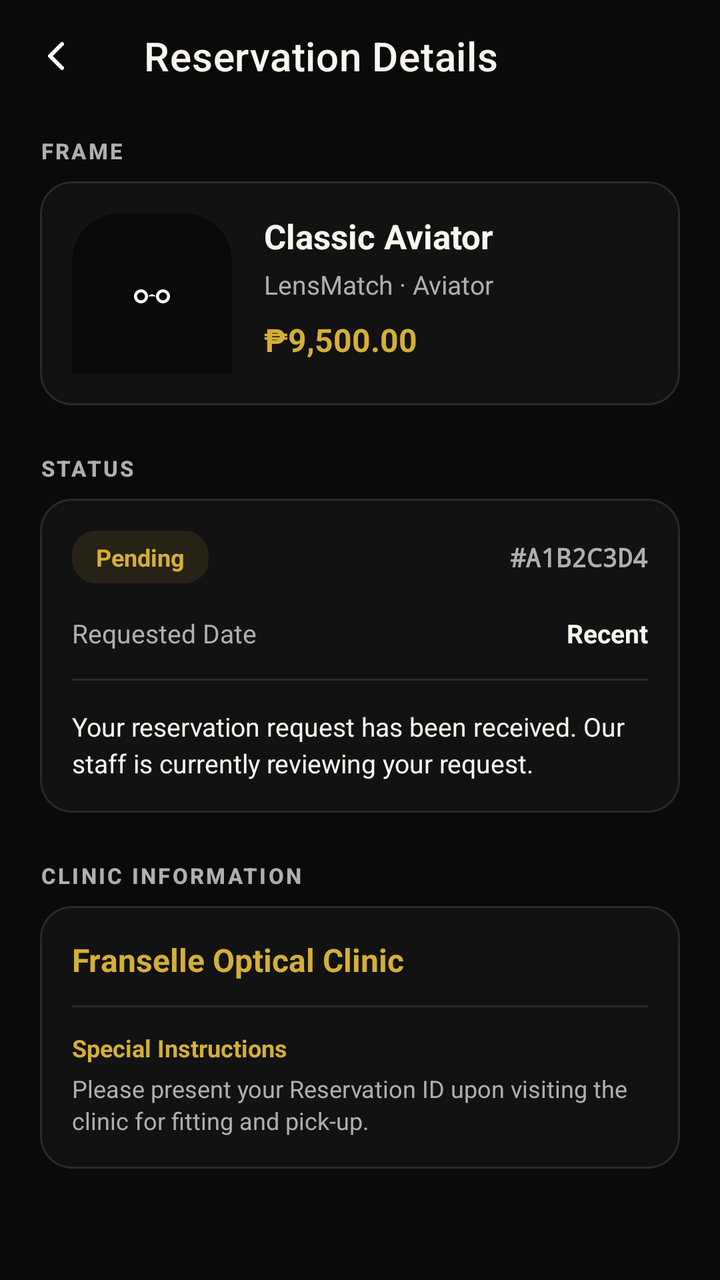
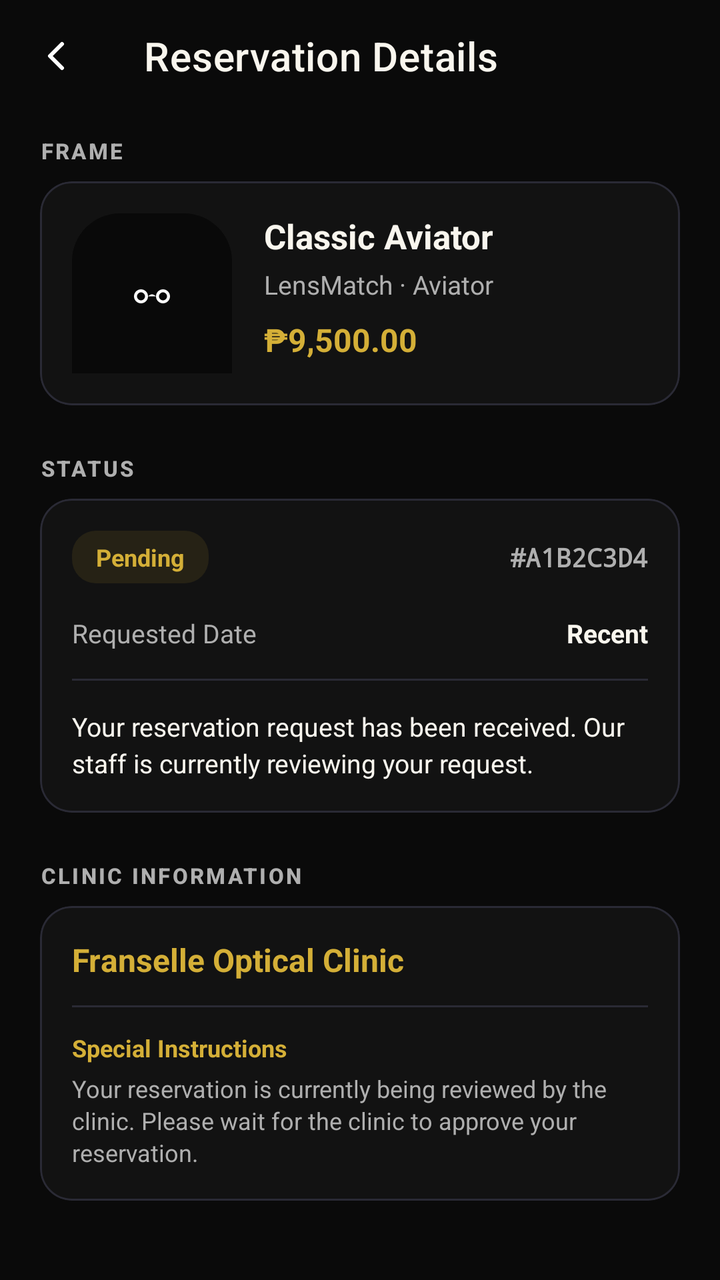

The first picture is an Android layout as it rendered before a commit; the second is the same layout after the commit. The layout source and the unified diff follow.
<!-- AndroidManifest.xml: application theme Theme.LensMatch -->
<!-- res/layout/activity_reservation_detail.xml -->
<?xml version="1.0" encoding="utf-8"?>
<LinearLayout xmlns:android="http://schemas.android.com/apk/res/android"
    xmlns:app="http://schemas.android.com/apk/res-auto"
    android:id="@+id/reservation_detail_root"
    android:layout_width="match_parent"
    android:layout_height="match_parent"
    android:background="@color/bgPrimary"
    android:orientation="vertical">

    
    <com.google.android.material.appbar.MaterialToolbar
        android:id="@+id/toolbar_reservation_detail"
        android:layout_width="match_parent"
        android:layout_height="?attr/actionBarSize"
        android:background="@color/bgPrimary"
        app:navigationIcon="@drawable/ic_chevron_left"
        app:navigationIconTint="@color/white"
        app:title="Reservation Details"
        app:titleTextColor="@color/textPrimary" />

    <ScrollView
        android:layout_width="match_parent"
        android:layout_height="match_parent"
        android:fillViewport="true"
        android:scrollbars="none">

        <LinearLayout
            android:layout_width="match_parent"
            android:layout_height="wrap_content"
            android:orientation="vertical"
            android:paddingHorizontal="20dp"
            android:paddingTop="12dp"
            android:paddingBottom="40dp">

            
            <TextView
                android:layout_width="wrap_content"
                android:layout_height="wrap_content"
                android:layout_marginBottom="8dp"
                android:text="FRAME"
                android:textColor="@color/textSecondary"
                android:textSize="11sp"
                android:textStyle="bold"
                android:letterSpacing="0.10"
                android:fontFamily="sans-serif-medium" />

            <com.google.android.material.card.MaterialCardView
                android:layout_width="match_parent"
                android:layout_height="wrap_content"
                app:cardBackgroundColor="#121212"
                app:cardCornerRadius="16dp"
                app:strokeColor="@color/borderCard"
                app:strokeWidth="1dp"
                app:cardElevation="0dp">

                <LinearLayout
                    android:layout_width="match_parent"
                    android:layout_height="wrap_content"
                    android:orientation="horizontal"
                    android:padding="16dp">

                    <ImageView
                        android:id="@+id/iv_detail_frame_image"
                        android:layout_width="80dp"
                        android:layout_height="80dp"
                        android:layout_gravity="center_vertical"
                        android:background="@drawable/bg_ar_bottom_panel"
                        android:contentDescription="Frame Image"
                        android:padding="6dp"
                        android:scaleType="centerInside"
                        android:src="@drawable/ic_eyeglasses" />

                    <LinearLayout
                        android:layout_width="0dp"
                        android:layout_height="wrap_content"
                        android:layout_marginStart="16dp"
                        android:layout_weight="1"
                        android:orientation="vertical">

                        <TextView
                            android:id="@+id/tv_detail_frame_name"
                            android:layout_width="wrap_content"
                            android:layout_height="wrap_content"
                            android:text="Classic Aviator"
                            android:textColor="@color/textPrimary"
                            android:textSize="17sp"
                            android:textStyle="bold" />

                        <TextView
                            android:id="@+id/tv_detail_brand_style"
                            android:layout_width="wrap_content"
                            android:layout_height="wrap_content"
                            android:layout_marginTop="4dp"
                            android:text="LensMatch · Aviator"
                            android:textColor="@color/textSecondary"
                            android:textSize="13sp" />

                        <TextView
                            android:id="@+id/tv_detail_price"
                            android:layout_width="wrap_content"
                            android:layout_height="wrap_content"
                            android:layout_marginTop="8dp"
                            android:text="₱9,500.00"
                            android:textColor="@color/accentGold"
                            android:textSize="16sp"
                            android:textStyle="bold" />
                    </LinearLayout>
                </LinearLayout>
            </com.google.android.material.card.MaterialCardView>

            
            <TextView
                android:layout_width="wrap_content"
                android:layout_height="wrap_content"
                android:layout_marginTop="24dp"
                android:layout_marginBottom="8dp"
                android:text="STATUS"
                android:textColor="@color/textSecondary"
                android:textSize="11sp"
                android:textStyle="bold"
                android:letterSpacing="0.10"
                android:fontFamily="sans-serif-medium" />

            <com.google.android.material.card.MaterialCardView
                android:layout_width="match_parent"
                android:layout_height="wrap_content"
                app:cardBackgroundColor="#121212"
                app:cardCornerRadius="16dp"
                app:strokeColor="@color/borderCard"
                app:strokeWidth="1dp"
                app:cardElevation="0dp">

                <LinearLayout
                    android:layout_width="match_parent"
                    android:layout_height="wrap_content"
                    android:orientation="vertical"
                    android:padding="16dp">

                    <RelativeLayout
                        android:layout_width="match_parent"
                        android:layout_height="wrap_content">

                        <TextView
                            android:id="@+id/tv_detail_status"
                            android:layout_width="wrap_content"
                            android:layout_height="wrap_content"
                            android:layout_alignParentStart="true"
                            android:background="@drawable/bg_confidence_chip"
                            android:paddingHorizontal="12dp"
                            android:paddingVertical="5dp"
                            android:text="Pending"
                            android:textColor="@color/accentGold"
                            android:textSize="12sp"
                            android:textStyle="bold" />

                        <TextView
                            android:id="@+id/tv_detail_res_id"
                            android:layout_width="wrap_content"
                            android:layout_height="wrap_content"
                            android:layout_alignParentEnd="true"
                            android:layout_centerVertical="true"
                            android:text="#A1B2C3D4"
                            android:textColor="@color/textSecondary"
                            android:textSize="13sp"
                            android:fontFamily="monospace"
                            android:textStyle="bold" />
                    </RelativeLayout>

                    <LinearLayout
                        android:layout_width="match_parent"
                        android:layout_height="wrap_content"
                        android:layout_marginTop="16dp"
                        android:orientation="horizontal">

                        <TextView
                            android:layout_width="0dp"
                            android:layout_height="wrap_content"
                            android:layout_weight="1"
                            android:text="Requested Date"
                            android:textColor="@color/textSecondary"
                            android:textSize="13sp" />

                        <TextView
                            android:id="@+id/tv_detail_date"
                            android:layout_width="wrap_content"
                            android:layout_height="wrap_content"
                            android:text="Recent"
                            android:textColor="@color/textPrimary"
                            android:textSize="13sp"
                            android:textStyle="bold" />
                    </LinearLayout>

                    <LinearLayout
                        android:id="@+id/layout_updated_date"
                        android:layout_width="match_parent"
                        android:layout_height="wrap_content"
                        android:layout_marginTop="8dp"
                        android:orientation="horizontal"
                        android:visibility="gone">

                        <TextView
                            android:layout_width="0dp"
                            android:layout_height="wrap_content"
                            android:layout_weight="1"
                            android:text="Last Updated"
                            android:textColor="@color/textSecondary"
                            android:textSize="13sp" />

                        <TextView
                            android:id="@+id/tv_detail_updated_date"
                            android:layout_width="wrap_content"
                            android:layout_height="wrap_content"
                            android:text="Recent"
                            android:textColor="@color/textPrimary"
                            android:textSize="13sp"
                            android:textStyle="bold" />
                    </LinearLayout>

                    <View
                        android:layout_width="match_parent"
                        android:layout_height="1dp"
                        android:layout_marginVertical="14dp"
                        android:background="@color/borderCard" />

                    <TextView
                        android:id="@+id/tv_detail_status_message"
                        android:layout_width="match_parent"
                        android:layout_height="wrap_content"
                        android:lineSpacingExtra="3dp"
                        android:text="Your reservation request has been received. Our staff is currently reviewing your request."
                        android:textColor="@color/textPrimary"
                        android:textSize="13sp" />
                </LinearLayout>
            </com.google.android.material.card.MaterialCardView>

            
            <TextView
                android:layout_width="wrap_content"
                android:layout_height="wrap_content"
                android:layout_marginTop="24dp"
                android:layout_marginBottom="8dp"
                android:text="CLINIC INFORMATION"
                android:textColor="@color/textSecondary"
                android:textSize="11sp"
                android:textStyle="bold"
                android:letterSpacing="0.10"
                android:fontFamily="sans-serif-medium" />

            <com.google.android.material.card.MaterialCardView
                android:layout_width="match_parent"
                android:layout_height="wrap_content"
                app:cardBackgroundColor="#121212"
                app:cardCornerRadius="16dp"
                app:strokeColor="@color/borderCard"
                app:strokeWidth="1dp"
                app:cardElevation="0dp">

                <LinearLayout
                    android:layout_width="match_parent"
                    android:layout_height="wrap_content"
                    android:orientation="vertical"
                    android:padding="16dp">

                    <TextView
                        android:id="@+id/tv_clinic_name"
                        android:layout_width="wrap_content"
                        android:layout_height="wrap_content"
                        android:text="Franselle Optical Clinic"
                        android:textColor="@color/accentGold"
                        android:textSize="16sp"
                        android:textStyle="bold" />

                    
                    <LinearLayout
                        android:id="@+id/layout_clinic_phone"
                        android:layout_width="match_parent"
                        android:layout_height="wrap_content"
                        android:layout_marginTop="10dp"
                        android:orientation="horizontal"
                        android:visibility="gone">

                        <TextView
                            android:layout_width="70dp"
                            android:layout_height="wrap_content"
                            android:text="Phone"
                            android:textColor="@color/textSecondary"
                            android:textSize="13sp" />

                        <TextView
                            android:id="@+id/tv_clinic_phone"
                            android:layout_width="match_parent"
                            android:layout_height="wrap_content"
                            android:textColor="@color/accentGold"
                            android:textSize="13sp"
                            android:textStyle="bold" />
                    </LinearLayout>

                    
                    <LinearLayout
                        android:id="@+id/layout_clinic_email"
                        android:layout_width="match_parent"
                        android:layout_height="wrap_content"
                        android:layout_marginTop="6dp"
                        android:orientation="horizontal"
                        android:visibility="gone">

                        <TextView
                            android:layout_width="70dp"
                            android:layout_height="wrap_content"
                            android:text="Email"
                            android:textColor="@color/textSecondary"
                            android:textSize="13sp" />

                        <TextView
                            android:id="@+id/tv_clinic_email"
                            android:layout_width="match_parent"
                            android:layout_height="wrap_content"
                            android:textColor="@color/accentGold"
                            android:textSize="13sp"
                            android:textStyle="bold" />
                    </LinearLayout>

                    
                    <LinearLayout
                        android:id="@+id/layout_clinic_address"
                        android:layout_width="match_parent"
                        android:layout_height="wrap_content"
                        android:layout_marginTop="6dp"
                        android:orientation="horizontal"
                        android:visibility="gone">

                        <TextView
                            android:layout_width="70dp"
                            android:layout_height="wrap_content"
                            android:text="Address"
                            android:textColor="@color/textSecondary"
                            android:textSize="13sp" />

                        <TextView
                            android:id="@+id/tv_clinic_address"
                            android:layout_width="match_parent"
                            android:layout_height="wrap_content"
                            android:textColor="@color/accentGold"
                            android:textSize="13sp"
                            android:textStyle="bold" />
                    </LinearLayout>

                    
                    <LinearLayout
                        android:id="@+id/layout_clinic_hours"
                        android:layout_width="match_parent"
                        android:layout_height="wrap_content"
                        android:layout_marginTop="6dp"
                        android:orientation="horizontal"
                        android:visibility="gone">

                        <TextView
                            android:layout_width="70dp"
                            android:layout_height="wrap_content"
                            android:text="Hours"
                            android:textColor="@color/textSecondary"
                            android:textSize="13sp" />

                        <TextView
                            android:id="@+id/tv_clinic_hours"
                            android:layout_width="match_parent"
                            android:layout_height="wrap_content"
                            android:textColor="@color/textPrimary"
                            android:textSize="13sp" />
                    </LinearLayout>

                    <View
                        android:layout_width="match_parent"
                        android:layout_height="1dp"
                        android:layout_marginVertical="12dp"
                        android:background="@color/borderCard" />

                    <TextView
                        android:layout_width="wrap_content"
                        android:layout_height="wrap_content"
                        android:text="Special Instructions"
                        android:textColor="@color/accentGold"
                        android:textSize="12sp"
                        android:textStyle="bold" />

                    <TextView
                        android:layout_width="wrap_content"
                        android:layout_height="wrap_content"
                        android:layout_marginTop="4dp"
                        android:lineSpacingExtra="2dp"
                        android:text="Please present your Reservation ID upon visiting the clinic for fitting and pick-up."
                        android:textColor="@color/textSecondary"
                        android:textSize="12sp" />
                </LinearLayout>
            </com.google.android.material.card.MaterialCardView>

        </LinearLayout>
    </ScrollView>
</LinearLayout>
<!-- resources referenced by this layout -->
<resources>
  <color name="accentGold">#D4AF37</color>
  <color name="bgPrimary">#0A0A0A</color>
  <color name="borderCard">#2A2A35</color>
  <color name="textPrimary">#F9F6EE</color>
  <color name="textSecondary">#AFAFAF</color>
  <color name="white">#FFFFFF</color>
  <!-- drawable bg_ar_bottom_panel (drawable) -->
  <?xml version="1.0" encoding="utf-8"?>
  <shape xmlns:android="http://schemas.android.com/apk/res/android"
      android:shape="rectangle">
      <solid android:color="#E6080808" />
      <corners
          android:topLeftRadius="24dp"
          android:topRightRadius="24dp" />
  </shape>
  <!-- drawable bg_confidence_chip (drawable) -->
  <?xml version="1.0" encoding="utf-8"?>
  <shape xmlns:android="http://schemas.android.com/apk/res/android"
      android:shape="rectangle">
      <solid android:color="#1AD4AF37" />
      <corners android:radius="12dp" />
  </shape>
  <!-- drawable ic_chevron_left (drawable) -->
  <?xml version="1.0" encoding="utf-8"?>
  <vector xmlns:android="http://schemas.android.com/apk/res/android"
      android:width="24dp"
      android:height="24dp"
      android:viewportWidth="24"
      android:viewportHeight="24">
      <path
          android:strokeColor="#FFFFFF"
          android:strokeWidth="2"
          android:strokeLineCap="round"
          android:strokeLineJoin="round"
          android:pathData="M15,18L9,12L15,6"/>
  </vector>
  <!-- drawable ic_eyeglasses (drawable) -->
  <vector xmlns:android="http://schemas.android.com/apk/res/android"
      android:width="24dp"
      android:height="24dp"
      android:viewportWidth="24"
      android:viewportHeight="24">
    <path
        android:fillColor="#FFFFFFFF"
        android:pathData="M6.5,10C4.57,10 3,11.57 3,13.5C3,15.43 4.57,17 6.5,17C8.43,17 10,15.43 10,13.5C10,11.57 8.43,10 6.5,10ZM6.5,15.5C5.4,15.5 4.5,14.6 4.5,13.5C4.5,12.4 5.4,11.5 6.5,11.5C7.6,11.5 8.5,12.4 8.5,13.5C8.5,14.6 7.6,15.5 6.5,15.5ZM17.5,10C15.57,10 14,11.57 14,13.5C14,15.43 15.57,17 17.5,17C19.43,17 21,15.43 21,13.5C21,11.57 19.43,10 17.5,10ZM17.5,15.5C16.4,15.5 15.5,14.6 15.5,13.5C15.5,12.4 16.4,11.5 17.5,11.5C18.6,11.5 19.5,12.4 19.5,13.5C19.5,14.6 18.6,15.5 17.5,15.5ZM10,13.5C10,13.5 11,12.5 12,12.5C13,12.5 14,13.5 14,13.5"/>
  </vector>
  <style name="Theme.LensMatch" parent="Theme.MaterialComponents.DayNight.NoActionBar">
      <item name="colorPrimary">@color/accentGold</item>
      <item name="colorPrimaryVariant">@color/accentGold</item>
      <item name="colorOnPrimary">@color/bgCard</item>
      <item name="colorSecondary">@color/accentGold</item>
      <item name="colorSecondaryVariant">@color/accentGold</item>
      <item name="colorOnSecondary">@color/bgCard</item>
      <item name="android:statusBarColor">@color/bgPrimary</item>
      <item name="android:windowBackground">@color/bgPrimary</item>
      <item name="android:textColorPrimary">@color/textPrimary</item>
      <item name="android:textColorSecondary">@color/textSecondary</item>
      <item name="bottomNavigationStyle">@style/Widget.LensMatch.BottomNavigationView</item>
    </style>
  <color name="bgCard">#141414</color>
  <style name="Widget.LensMatch.BottomNavigationView" parent="Widget.MaterialComponents.BottomNavigationView">
      <item name="backgroundTint">@color/bgCard</item>
      <item name="itemIconTint">@color/bottom_nav_color</item>
      <item name="itemTextColor">@color/bottom_nav_color</item>
      <item name="elevation">8dp</item>
    </style>
</resources>

<!-- the commit's change to res/layout/activity_reservation_detail.xml (unified diff, before → after) -->
@@ -384,11 +384,12 @@
                         android:textStyle="bold" />
 
                     <TextView
+                        android:id="@+id/tv_special_instructions"
                         android:layout_width="wrap_content"
                         android:layout_height="wrap_content"
                         android:layout_marginTop="4dp"
                         android:lineSpacingExtra="2dp"
-                        android:text="Please present your Reservation ID upon visiting the clinic for fitting and pick-up."
+                        android:text="@string/instruction_pending"
                         android:textColor="@color/textSecondary"
                         android:textSize="12sp" />
                 </LinearLayout>
<!-- resource entries referenced after the edit -->
@@ -46,6 +46,7 @@
         android:fillColor="#FFFFFFFF"
         android:pathData="M6.5,10C4.57,10 3,11.57 3,13.5C3,15.43 4.57,17 6.5,17C8.43,17 10,15.43 10,13.5C10,11.57 8.43,10 6.5,10ZM6.5,15.5C5.4,15.5 4.5,14.6 4.5,13.5C4.5,12.4 5.4,11.5 6.5,11.5C7.6,11.5 8.5,12.4 8.5,13.5C8.5,14.6 7.6,15.5 6.5,15.5ZM17.5,10C15.57,10 14,11.57 14,13.5C14,15.43 15.57,17 17.5,17C19.43,17 21,15.43 21,13.5C21,11.57 19.43,10 17.5,10ZM17.5,15.5C16.4,15.5 15.5,14.6 15.5,13.5C15.5,12.4 16.4,11.5 17.5,11.5C18.6,11.5 19.5,12.4 19.5,13.5C19.5,14.6 18.6,15.5 17.5,15.5ZM10,13.5C10,13.5 11,12.5 12,12.5C13,12.5 14,13.5 14,13.5"/>
   </vector>
+  <string name="instruction_pending">Your reservation is currently being reviewed by the clinic. Please wait for the clinic to approve your reservation.</string>
   <style name="Theme.LensMatch" parent="Theme.MaterialComponents.DayNight.NoActionBar">
       <item name="colorPrimary">@color/accentGold</item>
       <item name="colorPrimaryVariant">@color/accentGold</item>
